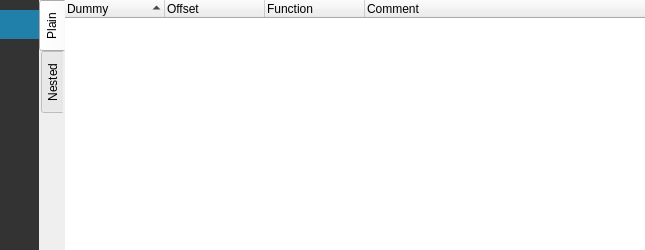
First picture: the form in src/widgets/CommentsWidget.ui, repository rizinorg/cutter, before the edit.
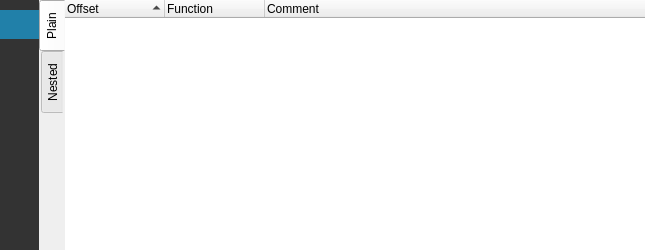
Second picture: the form after the edit. Icons and pictures are not drawn.

Commit message: Set list item colors to system default

What changed in the file:
```diff
--- a/src/widgets/CommentsWidget.ui
+++ b/src/widgets/CommentsWidget.ui
@@ -222,35 +222,19 @@
           <property name="styleSheet">
            <string notr="true">QTreeWidget::item
 {
-    padding-left:10px;
     padding-top: 1px;
     padding-bottom: 1px;
-    border-left: 10px;
-}
-
-QTreeWidget::item:selected
-{
-    background: gray;
-    color: white;
-}
-
-QTreeWidget::item:hover
-{
-    background: rgb(242, 246, 248);
-    color: black;
 }</string>
           </property>
           <property name="frameShape">
            <enum>QFrame::NoFrame</enum>
           </property>
+          <property name="indentation">
+           <number>8</number>
+          </property>
           <property name="sortingEnabled">
            <bool>true</bool>
           </property>
-          <column>
-           <property name="text">
-            <string>Dummy</string>
-           </property>
-          </column>
           <column>
            <property name="text">
             <string>Offset</string>
```
Left out of the diff: 18 changed lines with no effect on the pictures. The commit also changes 17 other files.
